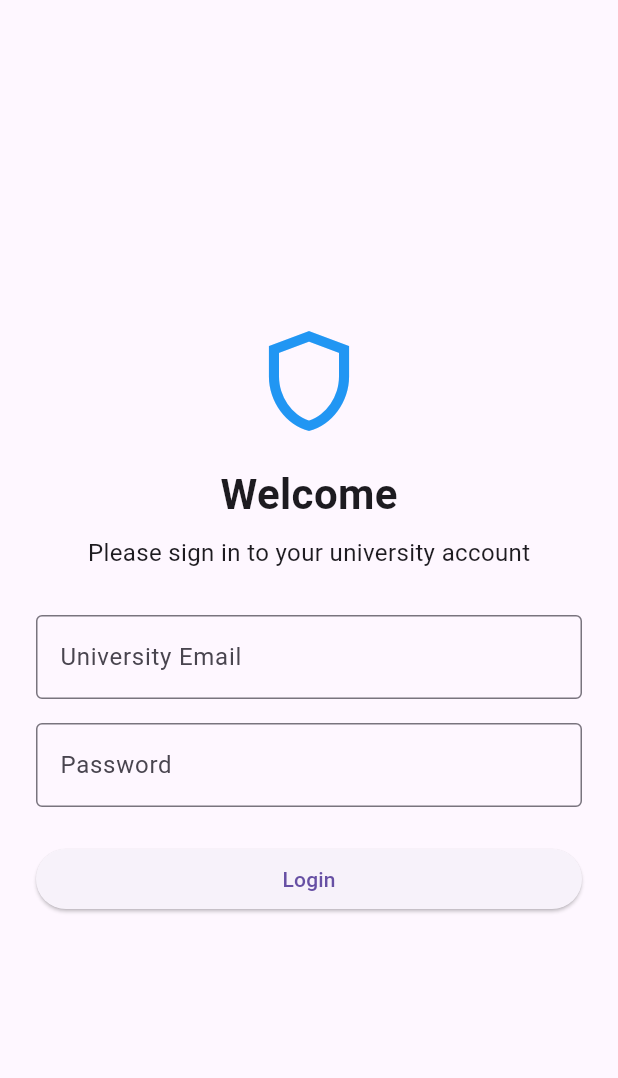
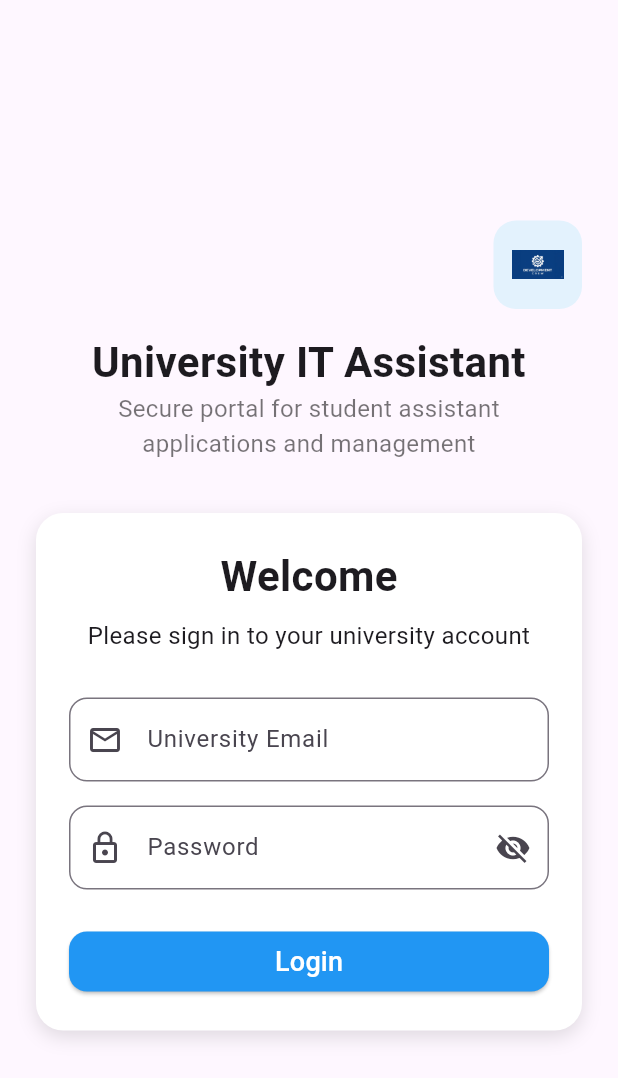
Before and after one commit to Masendeke/studApp, a Flutter app: the screen it shows after launch, on a phone screen of 412 x 824 dp. Shown: the top 1078 px of the screen. Run offline on Flutter 3.47's test engine with Material 3 defaults, Android fonts, the phone set to English and light mode, and no system bars.

Commit message:
Second commit

```diff
--- a/lib/views/login_screen.dart
+++ b/lib/views/login_screen.dart
@@ -25,18 +25,64 @@ class LoginScreen extends StatelessWidget {
             key: _formKey,
 
             child: Column(
-              mainAxisSize: MainAxisSize.min,
+             crossAxisAlignment: CrossAxisAlignment.center,
               children: [
                 // Logo icon from UI
-                const Icon(
-                  Icons.shield_outlined,
-                  size: 80,
-                  color: Colors.blue,
+                 Align(
+            alignment: Alignment.topRight,
+
+                // Welcome text
+                child:Container(
+                   margin: const EdgeInsets.only(top: 10),
+              padding: const EdgeInsets.all(12),
+              decoration: BoxDecoration(
+                color: Colors.blue.shade50,
+                borderRadius: BorderRadius.circular(15),
+              ),
+              child: Image.asset('assets/logo.png',
+             height: 35,
+             width: 35,
+             fit: BoxFit.contain,
+             ),
+            ),
           ),
 
                 const SizedBox(height: 15),
+                 const Text(
+            "University IT Assistant",
+            textAlign: TextAlign.center,
+            style: TextStyle(
+              fontSize: 28,
+              fontWeight: FontWeight.bold,
+            ),
+          ), // end Text
+                const Text(
+            "Secure portal for student assistant\napplications and management",
+            textAlign: TextAlign.center,
+            style: TextStyle(
+              fontSize: 16,
+              color: Colors.black54,
+            ),
+          ),
+          const SizedBox(height: 35),
+          Container(
+            width: double.infinity,
+            padding: const EdgeInsets.all(22),
 
-                // Welcome text
+            decoration: BoxDecoration(
+              color: Colors.white,
+              borderRadius: BorderRadius.circular(18),
+              boxShadow: const [
+                BoxShadow(
+                  blurRadius: 10,
+                  color: Colors.black12,
+                  offset: Offset(0, 4),
+                ),
+              ],
+            ),
+
+                  child: Column(
+                    children: [
                       const Text(
                         "Welcome",
                         style: TextStyle(
@@ -45,10 +91,12 @@ class LoginScreen extends StatelessWidget {
                         ),
                       ),
 
+
                   const SizedBox(height: 8),
 
                   const Text(
                     "Please sign in to your university account",
+                    textAlign: TextAlign.center,
                     style: TextStyle(fontSize: 16),
                   ),
 
@@ -57,9 +105,14 @@ class LoginScreen extends StatelessWidget {
                   // EMAIL FIELD
                   TextFormField(
                     controller: email,
-                  decoration: const InputDecoration(
+                    decoration: InputDecoration(
                       labelText: 'University Email',
-                    border: OutlineInputBorder(),
+                      hintText: "e.g 2113@stud.cut.ac.za",
+                      prefixIcon: const Icon(Icons.email_outlined),
+                      border: OutlineInputBorder(
+                        borderRadius: BorderRadius.circular(12),
+                      ),
+
                     ),
 
                     validator: (value) {
@@ -78,12 +131,37 @@ class LoginScreen extends StatelessWidget {
                   const SizedBox(height: 16),
 
                   // PASSWORD FIELD
-                TextFormField(
+                  StatefulBuilder(
+                    builder: (context, setState) {
+                      bool obscurePassword =true;
+
+                      return TextFormField(
                         controller: password,
-                  obscureText: true,
-                  decoration: const InputDecoration(
+                        obscureText: obscurePassword,
+
+                        decoration: InputDecoration(
                           labelText: 'Password',
-                    border: OutlineInputBorder(),
+                          hintText: "Enter password",
+
+                           prefixIcon: const Icon(
+                            Icons.lock_outline,
+                            ),
+                          suffixIcon: IconButton(
+                            icon: Icon(
+                           obscurePassword? Icons.visibility_off
+                           // ignore: dead_code
+                           : Icons.visibility,
+                           ),
+
+                           onPressed: () {
+                           setState(() {
+                           obscurePassword = !obscurePassword;
+                           });
+                           },
+                            ),
+                          border: OutlineInputBorder(
+                            borderRadius: BorderRadius.circular(12),
+                          ),
                         ),
 
                         validator: (value) {
@@ -97,6 +175,8 @@ class LoginScreen extends StatelessWidget {
 
                           return null;
                         },
+                      );
+                    }
                   ),
 
                   const SizedBox(height: 24),
@@ -107,6 +187,14 @@ class LoginScreen extends StatelessWidget {
                         width: double.infinity,
 
                         child: ElevatedButton(
+                          style: ElevatedButton.styleFrom(
+                        backgroundColor: Colors.blue,
+                        shape: RoundedRectangleBorder(
+                          borderRadius:
+                         BorderRadius.circular(12),
+                         ),
+                          ),
+
                           onPressed: () async {
                             // Validate all fields first
                             if (_formKey.currentState!.validate()) {
@@ -126,11 +214,14 @@ class LoginScreen extends StatelessWidget {
                           },
 
                           child: Text(
-                          vm.loading ? 'Loading...' : 'Login',
+                            vm.loading ? 'Loading...' : 'Login',style: TextStyle(fontSize: 18,color: Colors.white,),
                           ),
                         ),
                       );
                     },
+                  ),
+                                ],
+                              ),
                 ),
               ],
           ),
--- a/pubspec.yaml
+++ b/pubspec.yaml
@@ -59,9 +59,9 @@ flutter:
   uses-material-design: true
 
   # To add assets to your application, add an assets section, like this:
-  # assets:
-  #   - images/a_dot_burr.jpeg
-  #   - images/a_dot_ham.jpeg
+  assets:
+    - assets/logo.png
+
 
   # An image asset can refer to one or more resolution-specific "variants", see
   # https://flutter.dev/to/resolution-aware-images
```
Also changed, not shown: assets/logo.png (added). Lines whose indentation alone changed are shown as unchanged.
